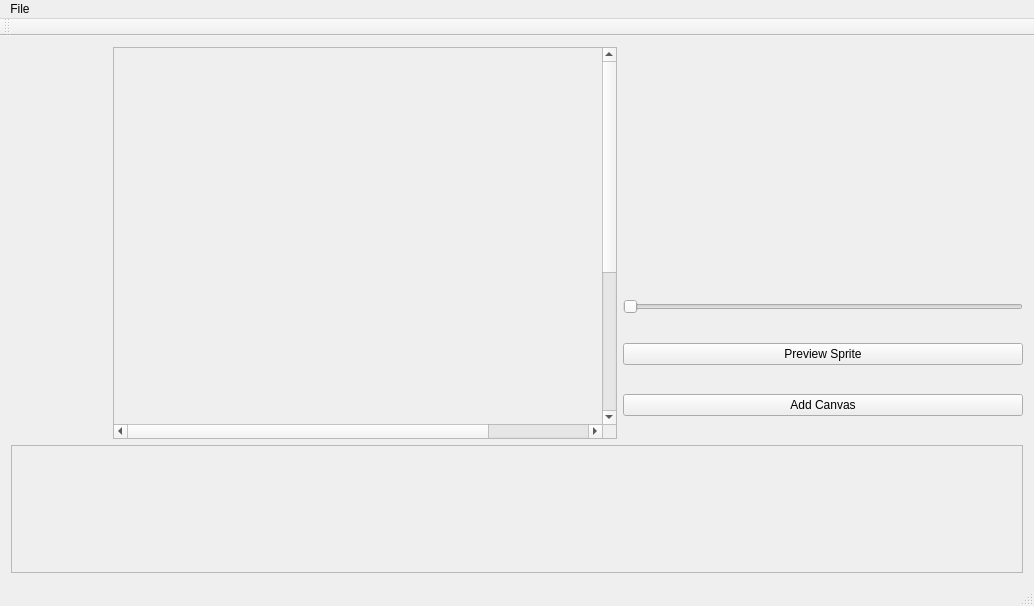
Before: the Qt Designer form mainwindow.ui in jacobthebrown/Jotoshop, drawn with Qt 5.
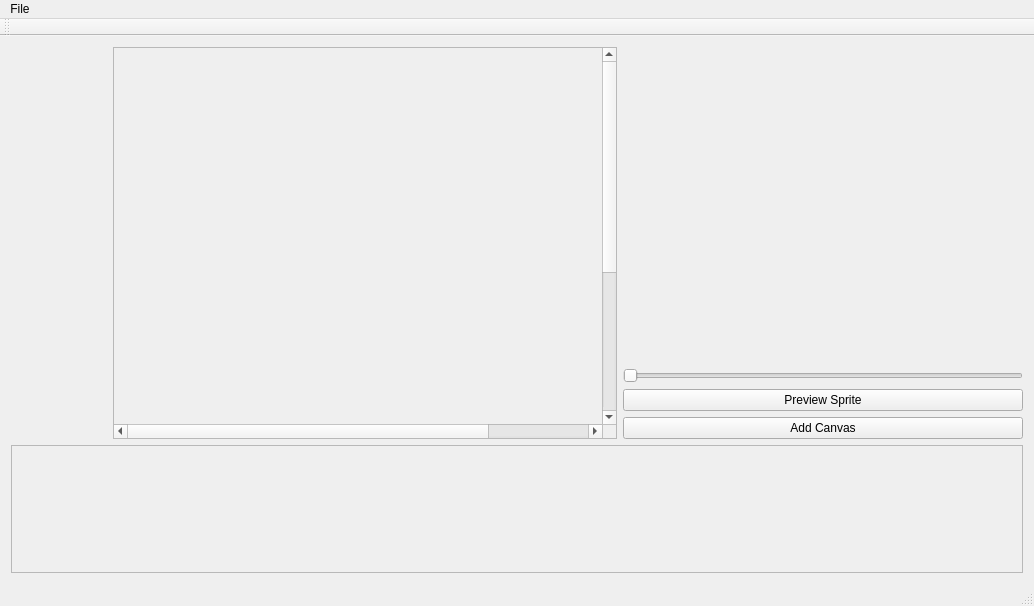
After: the same form once the commit is applied. Custom widgets are drawn as their Qt base class.

What changed in the file:
```diff
--- a/mainwindow.ui
+++ b/mainwindow.ui
@@ -139,11 +139,36 @@
           </property>
          </widget>
         </item>
+        <item>
+         <widget class="QLabel" name="sliderValueLabel">
+          <property name="text">
+           <string/>
+          </property>
+         </widget>
+        </item>
         <item>
          <widget class="QSlider" name="fpsSpeedSlider">
+          <property name="minimum">
+           <number>15</number>
+          </property>
+          <property name="maximum">
+           <number>100</number>
+          </property>
+          <property name="value">
+           <number>15</number>
+          </property>
+          <property name="sliderPosition">
+           <number>15</number>
+          </property>
           <property name="orientation">
            <enum>Qt::Horizontal</enum>
           </property>
+          <property name="invertedAppearance">
+           <bool>false</bool>
+          </property>
+          <property name="invertedControls">
+           <bool>false</bool>
+          </property>
          </widget>
         </item>
         <item>
```
